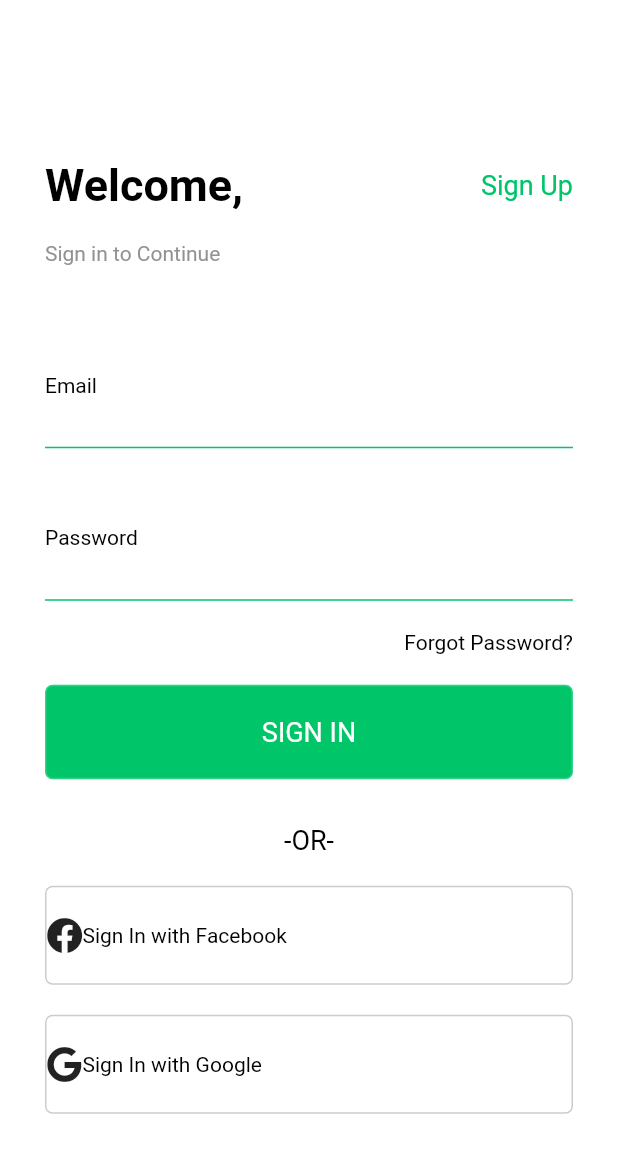
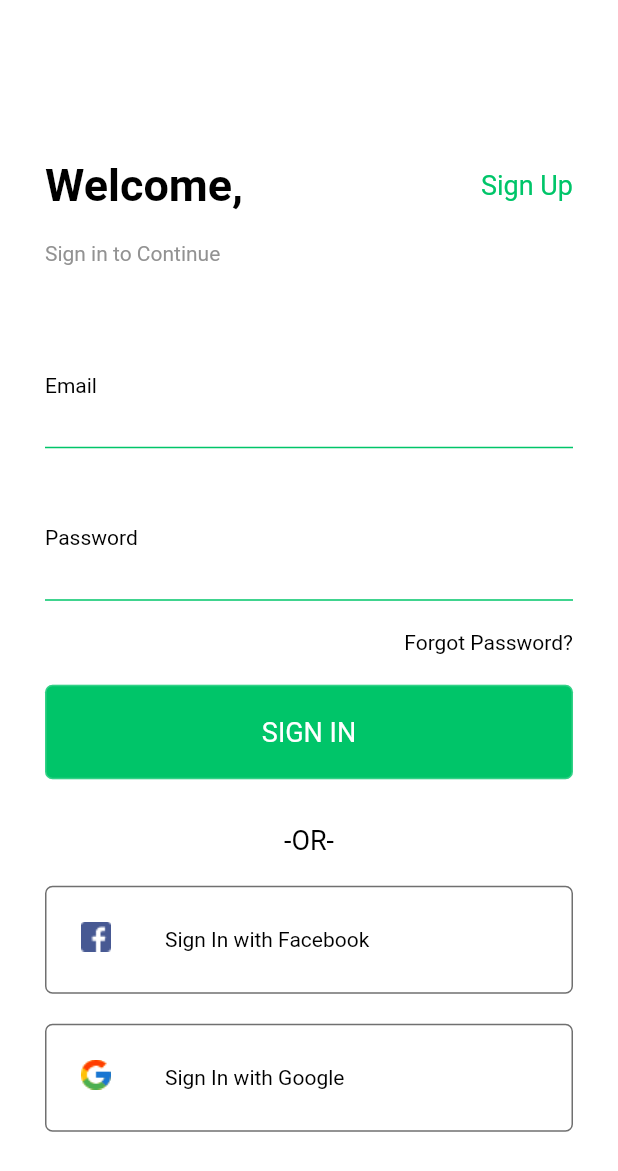
Before and after one commit to ashehata36/ecommerceGTX, a Flutter app: the screen it shows after launch, on a phone screen of 412 x 824 dp. Shown: the top 1171 px of the screen. Run offline on Flutter 3.47's test engine with Material 2 defaults, Android fonts, the phone set to English and light mode, and no system bars; drawn by our look-alikes of showcaseview; our stand-ins replace get.

Commit message:
add firebase and getX

```diff
--- a/lib/main.dart
+++ b/lib/main.dart
@@ -1,5 +1,7 @@
 import 'package:ecommerce/view/auth/signin_screen.dart';
+import 'package:ecommerce/view/auth/signup_screen.dart';
 import 'package:flutter/material.dart';
+import 'package:get/get.dart';
 import 'package:showcaseview/showcaseview.dart';
 
 void main() {
@@ -11,29 +13,18 @@ class MyApp extends StatelessWidget {
 
   @override
   Widget build(BuildContext context) {
-    return MaterialApp(
+    return GetMaterialApp(
       title: 'E-Commerce App',
       debugShowCheckedModeBanner: false,
       theme: ThemeData(
         primarySwatch: Colors.blue,
       ),
-      home: ShowCaseWidget(builder: Builder(builder: (_)=> LogInScreen())),
+      home: ShowCaseWidget(
+        builder: Builder(builder: (_) => const LogInScreen()),
+      ),
+      routes: {
+        '/signup': (_)=>SignUpScreen()
+      },
     );
   }
 }
-
-class MyHomePage extends StatefulWidget {
-  const MyHomePage({Key? key}) : super(key: key);
-  @override
-  State<MyHomePage> createState() => _MyHomePageState();
-}
-
-class _MyHomePageState extends State<MyHomePage> {
-
-  @override
-  Widget build(BuildContext context) {
-    return Scaffold(
-      body: Container(),
-    );
-  }
-}
--- a/lib/view/app_widgets/custom_button.dart
+++ b/lib/view/app_widgets/custom_button.dart
@@ -7,15 +7,14 @@ class CustomButton extends StatelessWidget {
   Color background;
   double fontSize;
   FontWeight fontWeight;
-  IconData? icon;
 
-  CustomButton(
-      {required this.text,
-      this.color = Colors.white,
-      this.background = const Color.fromRGBO(0, 197, 105, 1),
-      this.fontSize = 18,
-      this.fontWeight = FontWeight.normal,
-      this.icon});
+  CustomButton({
+    required this.text,
+    this.color = Colors.white,
+    this.background = const Color.fromRGBO(0, 197, 105, 1),
+    this.fontSize = 18,
+    this.fontWeight = FontWeight.normal,
+  });
 
   @override
   Widget build(BuildContext context) {
@@ -32,25 +31,13 @@ class CustomButton extends StatelessWidget {
           ),
           color: background,
         ),
-        child:icon == null?Text(
+        child: Text(
           text,
           style: TextStyle(
             color: color,
             fontSize: fontSize,
             fontWeight: fontWeight,
           ),
-        ):Row(
-          children: [
-            Icon(icon),
-            Text(
-                text,
-                style: TextStyle(
-                  color: color,
-                  fontSize: fontSize,
-                  fontWeight: fontWeight,
-                ),
-              ),
-          ],
         ),
       ),
     );
--- /dev/null
+++ b/lib/view/app_widgets/custom_social_button.dart
@@ -0,0 +1,32 @@
+import 'package:flutter/material.dart';
+
+import 'custom_text.dart';
+class CustomSocialButton extends StatelessWidget {
+  final String imagePath;
+  final String text;
+  CustomSocialButton({required this.imagePath,required this.text});
+
+  @override
+  Widget build(BuildContext context) {
+    return TextButton(
+      onPressed: () {},
+      child: ListTile(
+        title: CustomText(
+          text: text,
+          fontSize: 14,
+        ),
+        leading: Image.asset(imagePath),
+      ),
+      style: ButtonStyle(
+        shape: MaterialStateProperty.all(
+          RoundedRectangleBorder(
+            borderRadius: BorderRadius.circular(5),
+            side: const BorderSide(
+              color: Color.fromRGBO(112, 112, 112, 1),
+            ),
+          ),
+        ),
+      ),
+    );
+  }
+}
--- a/lib/view/auth/signin_screen.dart
+++ b/lib/view/auth/signin_screen.dart
@@ -1,8 +1,9 @@
 import 'package:ecommerce/view/app_widgets/custom_button.dart';
+import 'package:ecommerce/view/app_widgets/custom_social_button.dart';
 import 'package:ecommerce/view/app_widgets/custom_text.dart';
-import 'package:ecommerce/view/auth/signup_screen.dart';
 import 'package:flutter/material.dart';
-import 'package:font_awesome_flutter/font_awesome_flutter.dart';
+import 'package:get/get_core/src/get_main.dart';
+import 'package:get/get_navigation/src/extension_navigation.dart';
 
 class LogInScreen extends StatefulWidget {
   const LogInScreen({Key? key}) : super(key: key);
@@ -12,6 +13,8 @@ class LogInScreen extends StatefulWidget {
 }
 
 class _LogInScreenState extends State<LogInScreen> {
+  final TextEditingController _email = TextEditingController();
+  final TextEditingController _password = TextEditingController();
   @override
   Widget build(BuildContext context) {
     return Scaffold(
@@ -22,7 +25,7 @@ class _LogInScreenState extends State<LogInScreen> {
       body: Container(
         padding: const EdgeInsets.only(top: 50, left: 30, right: 30),
         color: Colors.white,
-        child: Column(
+        child: ListView(
           children: [
             Row(
               mainAxisAlignment: MainAxisAlignment.spaceBetween,
@@ -38,12 +41,13 @@ class _LogInScreenState extends State<LogInScreen> {
                     fontSize: 18,
                     color: const Color.fromRGBO(0, 197, 105, 1),
                   ),
-                  onTap: () => Navigator.pushReplacement(
+                  onTap: () => Get.toNamed("/signup")
+                  /*Navigator.push(
                     context,
                     MaterialPageRoute(
                       builder: (_) => SignUpScreen(),
                     ),
-                  ),
+                  )*/,
                 ),
               ],
             ),
@@ -63,6 +67,7 @@ class _LogInScreenState extends State<LogInScreen> {
             ),
             TextField(
               style: const TextStyle(fontSize: 25),
+              controller: _email,
               decoration: InputDecoration(
                   label: CustomText(
                     text: "Email",
@@ -81,6 +86,7 @@ class _LogInScreenState extends State<LogInScreen> {
             ),
             TextField(
               obscureText: true,
+              controller: _password,
               style: const TextStyle(fontSize: 25),
               decoration: InputDecoration(
                 contentPadding: const EdgeInsets.symmetric(vertical: 15),
@@ -93,7 +99,8 @@ class _LogInScreenState extends State<LogInScreen> {
                   borderSide: BorderSide(
                     color: Color.fromRGBO(0, 197, 105, 1),
                   ),
-                  )),
+                ),
+              ),
             ),
             const SizedBox(
               height: 20,
@@ -118,23 +125,11 @@ class _LogInScreenState extends State<LogInScreen> {
             const SizedBox(
               height: 20,
             ),
-            CustomButton(
-              text: "Sign In with Facebook",
-              fontSize: 14,
-              background: Colors.white,
-              color: Colors.black,
-              icon: FontAwesomeIcons.facebook,
-            ),
+            CustomSocialButton(imagePath: "assets/images/facebook.png", text: "Sign In with Facebook"),
             const SizedBox(
               height: 20,
             ),
-            CustomButton(
-              text: "Sign In with Google",
-              fontSize: 14,
-              background: Colors.white,
-              color: Colors.black,
-              icon: FontAwesomeIcons.google,
-            ),
+            CustomSocialButton(imagePath: "assets/images/google.png", text: "Sign In with Google"),
           ],
         ),
       ),
--- a/lib/view/auth/signup_screen.dart
+++ b/lib/view/auth/signup_screen.dart
@@ -1,4 +1,3 @@
-import 'package:flutter/cupertino.dart';
 import 'package:flutter/material.dart';
 
 class SignUpScreen extends StatefulWidget {
@@ -14,8 +13,15 @@ class _SignUpScreenState extends State<SignUpScreen> {
       appBar: AppBar(
         elevation: 0.0,
         backgroundColor: Colors.white,
+        foregroundColor: Colors.black,
       ),
-      body: Container(),
+      body: Container(
+        color: Colors.white,
+        height: double.infinity,
+        width: double.infinity,
+        padding: const EdgeInsets.only(top: 50, left: 30, right: 30),
+
+      ),
     );
   }
 }
--- a/pubspec.yaml
+++ b/pubspec.yaml
@@ -61,9 +61,8 @@ flutter:
   uses-material-design: true
 
   # To add assets to your application, add an assets section, like this:
-  # assets:
-  #   - images/a_dot_burr.jpeg
-  #   - images/a_dot_ham.jpeg
+  assets:
+    - assets/images/
 
   # An image asset can refer to one or more resolution-specific "variants", see
   # https://flutter.dev/assets-and-images/#resolution-aware.
```
Also changed, not shown: assets/images/facebook.png (added), assets/images/google.png (added), 3 other files. Lines whose indentation alone changed are shown as unchanged.
